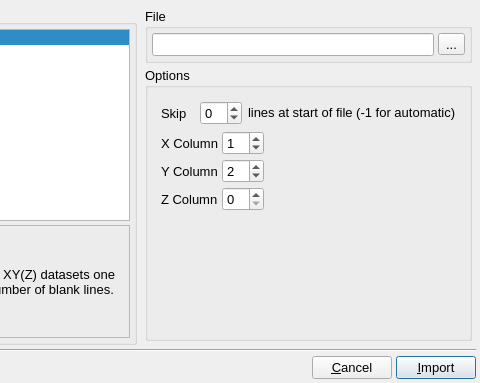
Old version of the form src/gui/dataimport.ui in the repository trisyoungs/uchroma; both pictures show x 215 to 695 and y 0 to 383 of the 695 by 383 pixel window.
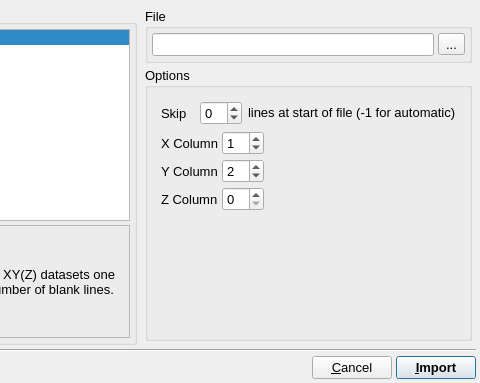
New version of the form.

Commit message: Fixed - After saving image size of viewpanes was set incorrectly. Fixed - FitParameters blocks were written with too much indent. Reorganised src/gui to have consistent naming of select windows and edit dialogs. Modified edit dialogs to work on copy of target data - this data is then copied if the dialog returns success. Reorganised DataWindow, and add EditDataSetDialog. Editing of individual DataSets now possible through DataWindow. FontInstance now tries to set unicode character mapping to enable transparent display of special characters.

The edit to the form file:
```diff
--- a/src/gui/dataimport.ui
+++ b/src/gui/dataimport.ui
@@ -350,6 +350,12 @@
      </item>
      <item>
       <widget class="QPushButton" name="ImportButton">
+       <property name="font">
+        <font>
+         <weight>75</weight>
+         <bold>true</bold>
+        </font>
+       </property>
        <property name="text">
         <string>&amp;Import</string>
        </property>
```
The commit also changes 42 other files.
